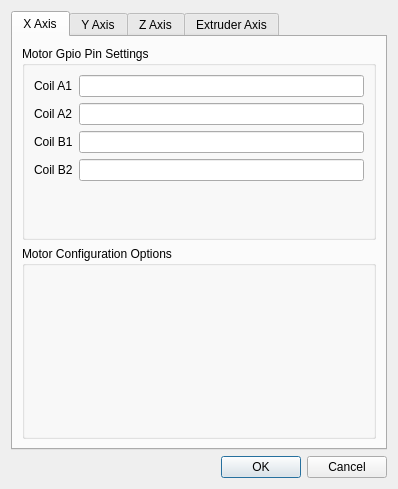
First picture: the form in motorconfigdialog.ui, repository Bahamuttg/PiRinter3D, before the edit.
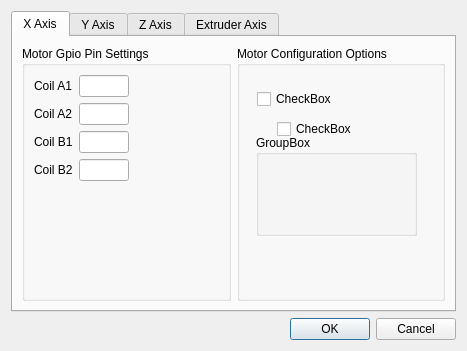
Second picture: the form after the edit.

Patch:
```diff
--- a/motorconfigdialog.ui
+++ b/motorconfigdialog.ui
@@ -6,8 +6,8 @@
    <rect>
     <x>0</x>
     <y>0</y>
-    <width>398</width>
-    <height>489</height>
+    <width>467</width>
+    <height>351</height>
    </rect>
   </property>
   <property name="windowTitle">
@@ -38,13 +38,6 @@
         <layout class="QVBoxLayout" name="verticalLayout_2">
          <item>
           <layout class="QGridLayout" name="gridLayout_2">
-           <item row="1" column="0">
-            <widget class="QGroupBox" name="groupBox_2">
-             <property name="title">
-              <string>Motor Configuration Options</string>
-             </property>
-            </widget>
-           </item>
            <item row="0" column="0">
             <widget class="QGroupBox" name="groupBox">
              <property name="title">
@@ -54,7 +47,7 @@
               <item>
                <layout class="QFormLayout" name="formLayout">
                 <property name="fieldGrowthPolicy">
-                 <enum>QFormLayout::AllNonFixedFieldsGrow</enum>
+                 <enum>QFormLayout::FieldsStayAtSizeHint</enum>
                 </property>
                 <item row="0" column="0">
                  <widget class="QLabel" name="label">
@@ -65,6 +58,21 @@
                 </item>
                 <item row="0" column="1">
                  <widget class="QLineEdit" name="leA1_X">
+                  <property name="sizePolicy">
+                   <sizepolicy hsizetype="Fixed" vsizetype="Fixed">
+                    <horstretch>0</horstretch>
+                    <verstretch>0</verstretch>
+                   </sizepolicy>
+                  </property>
+                  <property name="maximumSize">
+                   <size>
+                    <width>50</width>
+                    <height>16777215</height>
+                   </size>
+                  </property>
+                  <property name="inputMask">
+                   <string>00</string>
+                  </property>
                   <property name="maxLength">
                    <number>2</number>
                   </property>
@@ -79,6 +87,21 @@
                 </item>
                 <item row="1" column="1">
                  <widget class="QLineEdit" name="leA2_X">
+                  <property name="sizePolicy">
+                   <sizepolicy hsizetype="Fixed" vsizetype="Fixed">
+                    <horstretch>0</horstretch>
+                    <verstretch>0</verstretch>
+                   </sizepolicy>
+                  </property>
+                  <property name="maximumSize">
+                   <size>
+                    <width>50</width>
+                    <height>16777215</height>
+                   </size>
+                  </property>
+                  <property name="inputMask">
+                   <string>00</string>
+                  </property>
                   <property name="maxLength">
                    <number>2</number>
                   </property>
@@ -93,6 +116,21 @@
                 </item>
                 <item row="2" column="1">
                  <widget class="QLineEdit" name="leB1_X">
+                  <property name="sizePolicy">
+                   <sizepolicy hsizetype="Fixed" vsizetype="Fixed">
+                    <horstretch>0</horstretch>
+                    <verstretch>0</verstretch>
+                   </sizepolicy>
+                  </property>
+                  <property name="maximumSize">
+                   <size>
+                    <width>50</width>
+                    <height>16777215</height>
+                   </size>
+                  </property>
+                  <property name="inputMask">
+                   <string>00</string>
+                  </property>
                   <property name="maxLength">
                    <number>2</number>
                   </property>
@@ -108,11 +146,20 @@
                 <item row="3" column="1">
                  <widget class="QLineEdit" name="leB2_X">
                   <property name="sizePolicy">
-                   <sizepolicy hsizetype="MinimumExpanding" vsizetype="Minimum">
+                   <sizepolicy hsizetype="Fixed" vsizetype="Fixed">
                     <horstretch>0</horstretch>
                     <verstretch>0</verstretch>
                    </sizepolicy>
                   </property>
+                  <property name="maximumSize">
+                   <size>
+                    <width>50</width>
+                    <height>16777215</height>
+                   </size>
+                  </property>
+                  <property name="inputMask">
+                   <string>00</string>
+                  </property>
                   <property name="maxLength">
                    <number>2</number>
                   </property>
@@ -125,6 +172,57 @@
              <zorder>formLayoutWidget</zorder>
             </widget>
            </item>
+           <item row="0" column="1">
+            <widget class="QGroupBox" name="groupBox_2">
+             <property name="title">
+              <string>Motor Configuration Options</string>
+             </property>
+             <widget class="QCheckBox" name="checkBox">
+              <property name="geometry">
+               <rect>
+                <x>20</x>
+                <y>40</y>
+                <width>99</width>
+                <height>26</height>
+               </rect>
+              </property>
+              <property name="text">
+               <string>CheckBox</string>
+              </property>
+             </widget>
+             <widget class="QGroupBox" name="groupBox_3">
+              <property name="geometry">
+               <rect>
+                <x>19</x>
+                <y>89</y>
+                <width>161</width>
+                <height>101</height>
+               </rect>
+              </property>
+              <property name="title">
+               <string>GroupBox</string>
+              </property>
+             </widget>
+             <widget class="QCheckBox" name="checkBox_2">
+              <property name="geometry">
+               <rect>
+                <x>40</x>
+                <y>70</y>
+                <width>99</width>
+                <height>26</height>
+               </rect>
+              </property>
+              <property name="text">
+               <string>CheckBox</string>
+              </property>
+             </widget>
+             <zorder>formLayoutWidget</zorder>
+             <zorder>leB2_X</zorder>
+             <zorder>checkBox</zorder>
+             <zorder>groupBox_3</zorder>
+             <zorder>checkBox_2</zorder>
+            </widget>
+           </item>
           </layout>
          </item>
         </layout>
```
Left out of the diff: 9 changed lines with no effect on the pictures.
